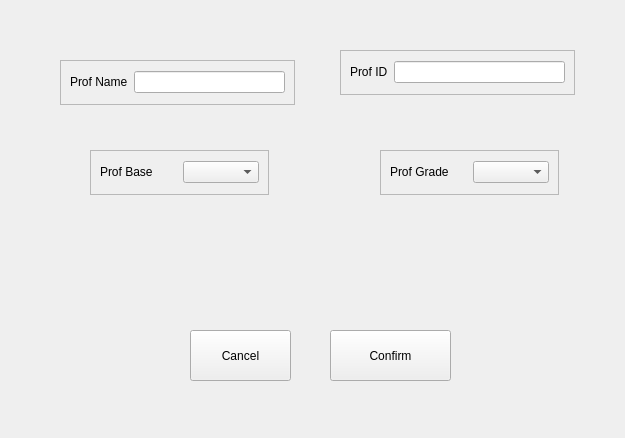
Before: the Qt Designer form raw-ui/new_prof_window.ui in soda-sh/uni-salary, drawn with Qt 5.
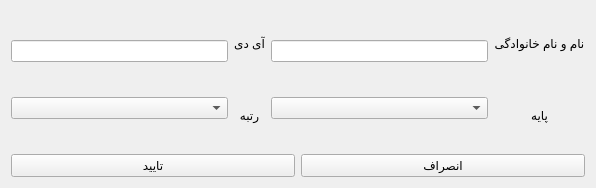
After: the same form once the commit is applied.

```diff
--- a/raw-ui/new_prof_window.ui
+++ b/raw-ui/new_prof_window.ui
@@ -6,151 +6,93 @@
    <rect>
     <x>0</x>
     <y>0</y>
-    <width>625</width>
-    <height>438</height>
+    <width>596</width>
+    <height>188</height>
    </rect>
   </property>
   <property name="windowTitle">
    <string>Form</string>
   </property>
-  <widget class="QFrame" name="profNameFrame">
-   <property name="geometry">
-    <rect>
-     <x>60</x>
-     <y>60</y>
-     <width>235</width>
-     <height>45</height>
-    </rect>
-   </property>
-   <property name="frameShape">
-    <enum>QFrame::StyledPanel</enum>
-   </property>
-   <property name="frameShadow">
-    <enum>QFrame::Raised</enum>
-   </property>
    <layout class="QGridLayout" name="gridLayout">
     <item row="0" column="0">
-     <widget class="QLabel" name="profNameLabel">
-      <property name="text">
-       <string>Prof Name</string>
-      </property>
-     </widget>
-    </item>
-    <item row="0" column="1">
+    <layout class="QHBoxLayout" name="horizontalLayout_5">
+     <item>
+      <layout class="QVBoxLayout" name="verticalLayout_8">
+       <item>
      <widget class="QLineEdit" name="profName"/>
     </item>
-   </layout>
-  </widget>
-  <widget class="QFrame" name="profIdFrame">
-   <property name="geometry">
-    <rect>
-     <x>340</x>
-     <y>50</y>
-     <width>235</width>
-     <height>45</height>
-    </rect>
-   </property>
-   <property name="frameShape">
-    <enum>QFrame::StyledPanel</enum>
-   </property>
-   <property name="frameShadow">
-    <enum>QFrame::Raised</enum>
-   </property>
-   <layout class="QGridLayout" name="gridLayout_2">
-    <item row="0" column="0">
-     <widget class="QLabel" name="profIdLabel">
-      <property name="text">
-       <string>Prof ID</string>
-      </property>
-     </widget>
-    </item>
-    <item row="0" column="1">
-     <widget class="QLineEdit" name="profId"/>
-    </item>
-   </layout>
-  </widget>
-  <widget class="QFrame" name="profBaseFrame">
-   <property name="geometry">
-    <rect>
-     <x>90</x>
-     <y>150</y>
-     <width>179</width>
-     <height>45</height>
-    </rect>
-   </property>
-   <property name="frameShape">
-    <enum>QFrame::StyledPanel</enum>
-   </property>
-   <property name="frameShadow">
-    <enum>QFrame::Raised</enum>
-   </property>
-   <layout class="QGridLayout" name="gridLayout_3">
-    <item row="0" column="0">
-     <widget class="QLabel" name="profBaseLabel">
-      <property name="text">
-       <string>Prof Base</string>
-      </property>
-     </widget>
-    </item>
-    <item row="0" column="1">
+       <item>
      <widget class="QComboBox" name="profBase"/>
     </item>
    </layout>
-  </widget>
-  <widget class="QFrame" name="profGradeFrame">
-   <property name="geometry">
-    <rect>
-     <x>380</x>
-     <y>150</y>
-     <width>179</width>
-     <height>45</height>
-    </rect>
-   </property>
-   <property name="frameShape">
-    <enum>QFrame::StyledPanel</enum>
-   </property>
-   <property name="frameShadow">
-    <enum>QFrame::Raised</enum>
-   </property>
-   <layout class="QGridLayout" name="gridLayout_4">
-    <item row="0" column="0">
-     <widget class="QLabel" name="profGradeLabel">
+     </item>
+     <item>
+      <layout class="QVBoxLayout" name="verticalLayout_7">
+       <item>
+        <widget class="QLabel" name="profNameLabel_2">
+         <property name="text">
+          <string>&lt;html&gt;&lt;head/&gt;&lt;body&gt;&lt;p align=&quot;center&quot;&gt;آی دی&lt;/p&gt;&lt;/body&gt;&lt;/html&gt;</string>
+         </property>
+        </widget>
+       </item>
+       <item>
+        <widget class="QLabel" name="profBaseLabel">
       <property name="text">
-       <string>Prof Grade</string>
+          <string>&lt;html&gt;&lt;head/&gt;&lt;body&gt;&lt;p align=&quot;center&quot;&gt;رتبه&lt;/p&gt;&lt;/body&gt;&lt;/html&gt;</string>
       </property>
      </widget>
     </item>
-    <item row="0" column="1">
+      </layout>
+     </item>
+     <item>
+      <layout class="QVBoxLayout" name="verticalLayout_6">
+       <item>
+        <widget class="QLineEdit" name="profId"/>
+       </item>
+       <item>
      <widget class="QComboBox" name="profGrade"/>
     </item>
    </layout>
-  </widget>
-  <widget class="QPushButton" name="confirmBtn">
-   <property name="geometry">
-    <rect>
-     <x>330</x>
-     <y>330</y>
-     <width>121</width>
-     <height>51</height>
-    </rect>
-   </property>
+     </item>
+     <item>
+      <layout class="QVBoxLayout" name="verticalLayout_5">
+       <item>
+        <widget class="QLabel" name="profIdLabel_2">
+         <property name="text">
+          <string>&lt;html&gt;&lt;head/&gt;&lt;body&gt;&lt;p align=&quot;center&quot;&gt;نام و نام خانوادگی&lt;/p&gt;&lt;/body&gt;&lt;/html&gt;</string>
+         </property>
+        </widget>
+       </item>
+       <item>
+        <widget class="QLabel" name="profGradeLabel">
    <property name="text">
-    <string>Confirm</string>
-   </property>
-  </widget>
+          <string>&lt;html&gt;&lt;head/&gt;&lt;body&gt;&lt;p align=&quot;center&quot;&gt;پایه&lt;/p&gt;&lt;/body&gt;&lt;/html&gt;</string>
+         </property>
+        </widget>
+       </item>
+      </layout>
+     </item>
+    </layout>
+   </item>
+   <item row="1" column="0">
+    <layout class="QHBoxLayout" name="horizontalLayout_6">
+     <item>
   <widget class="QPushButton" name="cancelBtn">
-   <property name="geometry">
-    <rect>
-     <x>190</x>
-     <y>330</y>
-     <width>101</width>
-     <height>51</height>
-    </rect>
-   </property>
+       <property name="text">
+        <string>تایید</string>
+       </property>
+      </widget>
+     </item>
+     <item>
+      <widget class="QPushButton" name="confirmBtn">
    <property name="text">
-    <string>Cancel</string>
-   </property>
-  </widget>
+        <string>انصراف</string>
+       </property>
+      </widget>
+     </item>
+    </layout>
+   </item>
+  </layout>
  </widget>
  <resources/>
  <connections/>
```
Lines whose indentation alone changed are shown as unchanged.
